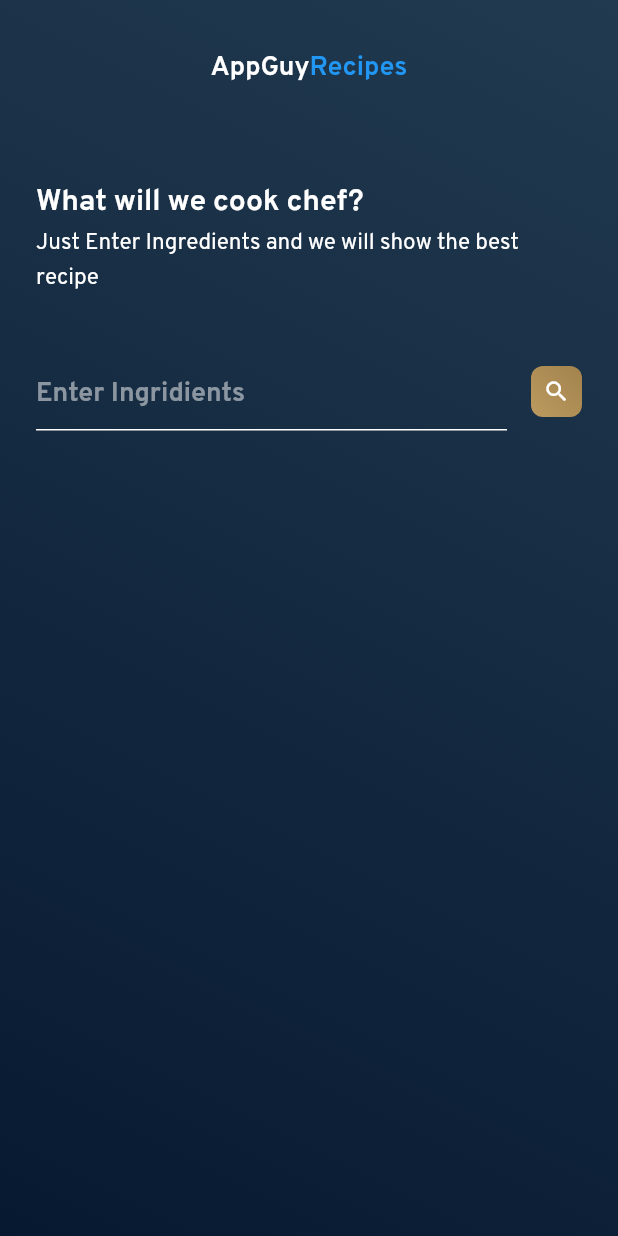
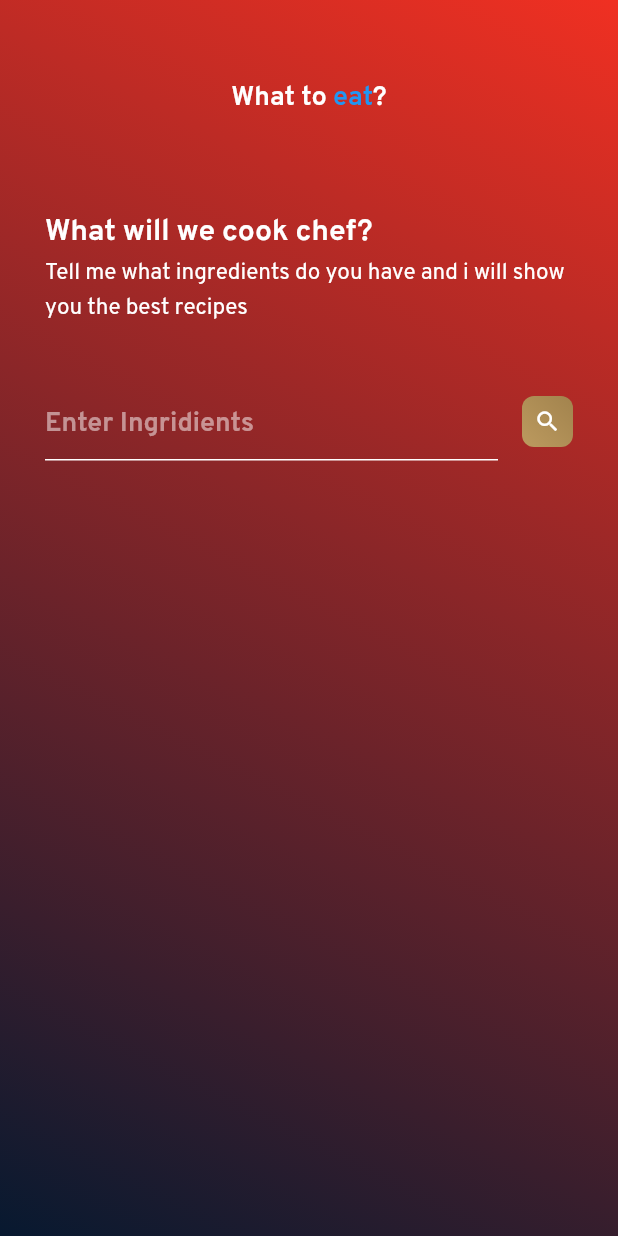
Before and after one commit to Faki74/recipeapp, a Flutter app: the screen it shows after launch, on a phone screen of 412 x 824 dp. Run offline on Flutter 3.47's test engine with Material 2 defaults, Android fonts, the phone set to English and light mode, and no system bars; our stand-ins replace webview_flutter.

Commit message:
modifs de design

```diff
--- a/lib/views/home.dart
+++ b/lib/views/home.dart
@@ -37,7 +37,7 @@ class _HomeState extends State<Home> {
             width: MediaQuery.of(context).size.width,
             decoration: const BoxDecoration(
                 gradient: LinearGradient(
-                    colors: [Color(0xff213A50), Color(0xff071930)],
+                    colors: [Color(0xfff03022), Color(0xff071930)],
                     begin: FractionalOffset.topRight,
                     end: FractionalOffset.bottomLeft)),
           ),
@@ -47,9 +47,9 @@ class _HomeState extends State<Home> {
                   vertical: !kIsWeb
                       ? Platform.isIOS
                           ? 60
-                          : 30
+                          : 50
                       : 30,
-                  horizontal: 24),
+                  horizontal: 30),
               child: Column(
                 crossAxisAlignment: CrossAxisAlignment.start,
                 children: <Widget>[
@@ -59,19 +59,26 @@ class _HomeState extends State<Home> {
                         : MainAxisAlignment.center,
                     children: const <Widget>[
                       Text(
-                        "AppGuy",
+                        'What to ',
                         style: TextStyle(
                             fontSize: 18,
                             color: Colors.white,
                             fontFamily: 'Overpass'),
                       ),
                       Text(
-                        "Recipes",
+                        'eat',
                         style: TextStyle(
                             fontSize: 18,
                             color: Colors.blue,
                             fontFamily: 'Overpass'),
-                      )
+                      ),
+                      Text(
+                        '?',
+                        style: TextStyle(
+                            fontSize: 18,
+                            color: Colors.white,
+                            fontFamily: 'Overpass'),
+                      ),
                     ],
                   ),
                   const SizedBox(
@@ -86,7 +93,7 @@ class _HomeState extends State<Home> {
                         fontFamily: 'Overpass'),
                   ),
                   const Text(
-                    "Just Enter Ingredients and we will show the best recipe",
+                    "Tell me what ingredients do you have and i will show you the best recipes",
                     style: TextStyle(
                         fontSize: 15,
                         color: Colors.white,
```
